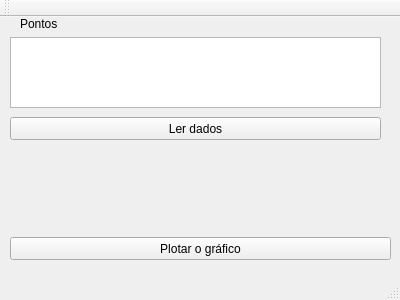
Old version of the form mainwindow.ui in the repository hxrocha/TIA.
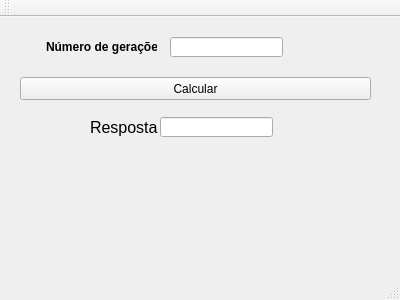
New version of the form.

```diff
--- a/mainwindow.ui
+++ b/mainwindow.ui
@@ -14,53 +14,74 @@
    <string>MainWindow</string>
   </property>
   <widget class="QWidget" name="centralWidget">
-   <widget class="QTextEdit" name="dadostxt">
+   <widget class="QLineEdit" name="edGeracoes">
     <property name="geometry">
      <rect>
-      <x>10</x>
+      <x>170</x>
       <y>20</y>
-      <width>371</width>
-      <height>71</height>
+      <width>113</width>
+      <height>20</height>
      </rect>
     </property>
    </widget>
    <widget class="QLabel" name="label">
     <property name="geometry">
      <rect>
+      <x>46</x>
+      <y>20</y>
+      <width>111</width>
+      <height>20</height>
+     </rect>
+    </property>
+    <property name="font">
+     <font>
+      <weight>75</weight>
+      <bold>true</bold>
+     </font>
+    </property>
+    <property name="text">
+     <string>Número de gerações</string>
+    </property>
+   </widget>
+   <widget class="QPushButton" name="btnCalcular">
+    <property name="geometry">
+     <rect>
       <x>20</x>
-      <y>0</y>
-      <width>47</width>
-      <height>13</height>
+      <y>60</y>
+      <width>351</width>
+      <height>23</height>
      </rect>
     </property>
     <property name="text">
-     <string>Pontos</string>
+     <string>Calcular</string>
     </property>
    </widget>
-   <widget class="QPushButton" name="pushButton">
+   <widget class="QLineEdit" name="edResposta">
     <property name="geometry">
      <rect>
-      <x>10</x>
+      <x>160</x>
       <y>100</y>
-      <width>371</width>
-      <height>23</height>
+      <width>113</width>
+      <height>20</height>
      </rect>
     </property>
-    <property name="text">
-     <string>Ler dados</string>
-    </property>
    </widget>
-   <widget class="QPushButton" name="pushButton_2">
+   <widget class="QLabel" name="label_2">
     <property name="geometry">
      <rect>
-      <x>10</x>
-      <y>220</y>
-      <width>381</width>
-      <height>23</height>
+      <x>90</x>
+      <y>100</y>
+      <width>71</width>
+      <height>20</height>
      </rect>
     </property>
+    <property name="font">
+     <font>
+      <pointsize>12</pointsize>
+     </font>
+    </property>
     <property name="text">
-     <string>Plotar o gráfico</string>
+     <string>Resposta</string>
     </property>
    </widget>
   </widget>
```
